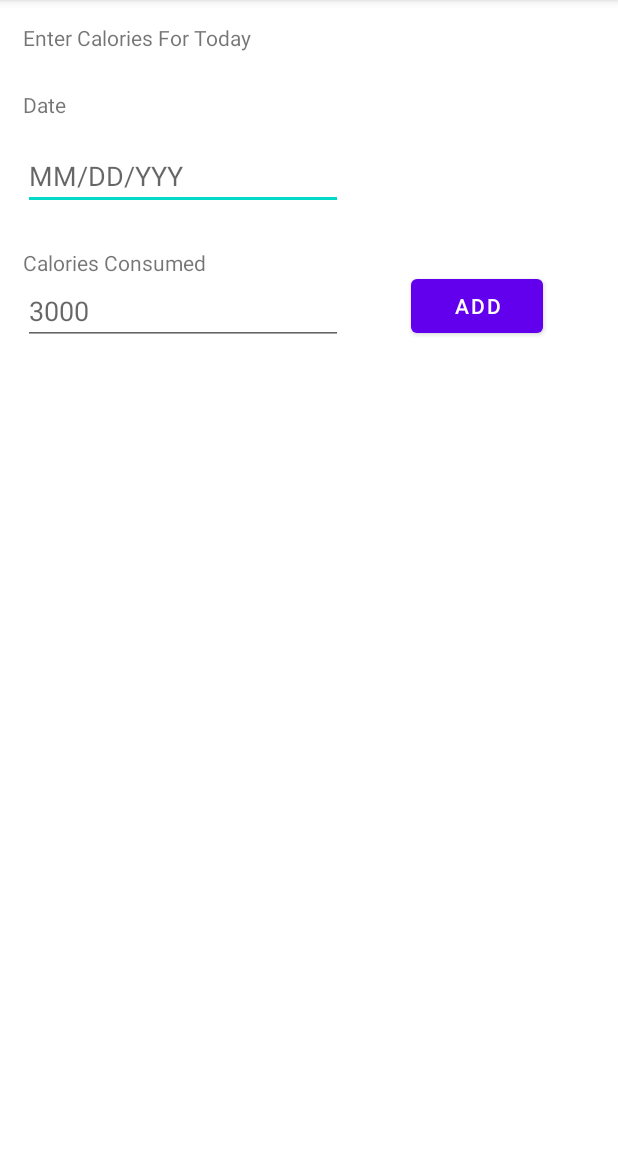
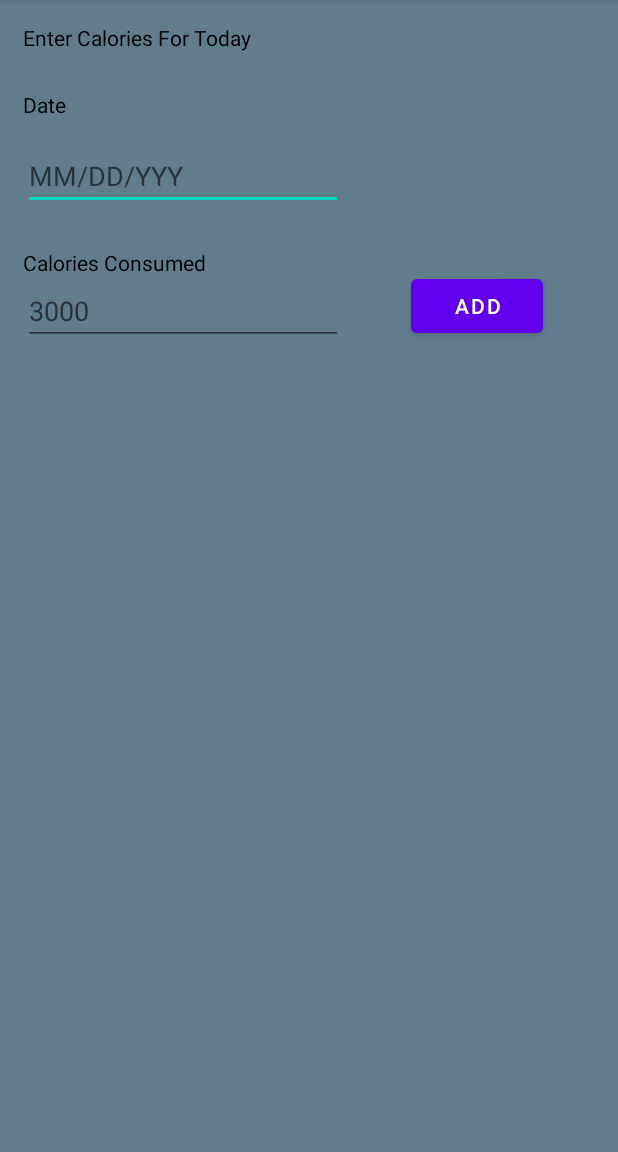
Before and after one commit to ovidio/CS683_Final_Project, an Android app: the fragment NutritionFragment shown on its own in the app's theme, after a tap on "ADD", on a phone screen of 412 x 824 dp, the part 84-1236 px from its top. Run offline under Robolectric (Android 15) with nearby library versions, the phone set to English and light mode, and no system bars; our stand-ins replace Firebase (no records; nobody signed in at launch, a user with empty details on screens opened directly), Volley; network calls fail; 2 statements that could not run were skipped.

Commit message:
added background color, text color, menu background color. Fixed Charts text color to work with new colors

```diff
--- a/app/src/main/AndroidManifest.xml
+++ b/app/src/main/AndroidManifest.xml
@@ -1,18 +1,19 @@
 <?xml version="1.0" encoding="utf-8"?>
 <manifest xmlns:android="http://schemas.android.com/apk/res/android"
+    xmlns:tools="http://schemas.android.com/tools"
     package="com.noyouaint.cs683_ovidio_reyna_weight_tracking_app">
 
     <uses-permission android:name="android.permission.INTERNET" />
     <uses-permission android:name="android.permission.ACCESS_NETWORK_STATE" />
 
     <application
-        android:allowBackup="true"
         android:icon="@mipmap/ic_launcher"
         android:label="@string/app_name"
         android:roundIcon="@mipmap/ic_launcher_round"
         android:supportsRtl="true"
         android:theme="@style/Theme.CS683_Ovidio_Reyna_Weight_Tracking_App"
-        android:name="androidx.multidex.MultiDexApplication">
+        android:name="androidx.multidex.MultiDexApplication"
+        tools:ignore="AllowBackup">
         <activity
             android:name=".MainActivity"
             android:label="@string/app_name"
--- a/app/src/main/java/com/noyouaint/cs683_ovidio_reyna_weight_tracking_app/MainActivity.java
+++ b/app/src/main/java/com/noyouaint/cs683_ovidio_reyna_weight_tracking_app/MainActivity.java
@@ -1,8 +1,11 @@
 package com.noyouaint.cs683_ovidio_reyna_weight_tracking_app;
 
+import android.graphics.Color;
 import android.os.Bundle;
 import android.util.Log;
 import android.view.Menu;
+import android.view.View;
+
 import com.google.android.material.navigation.NavigationView;
 
 import androidx.navigation.NavController;
--- /dev/null
+++ b/app/src/main/java/com/noyouaint/cs683_ovidio_reyna_weight_tracking_app/ui/BaseFragment.java
@@ -0,0 +1,14 @@
+package com.noyouaint.cs683_ovidio_reyna_weight_tracking_app.ui;
+
+import android.view.View;
+import androidx.fragment.app.Fragment;
+
+import com.noyouaint.cs683_ovidio_reyna_weight_tracking_app.R;
+
+public abstract class BaseFragment extends Fragment {
+
+    public View setBackground(View view) {
+        view.setBackgroundColor(getResources().getColor(R.color.background));
+        return view;
+    }
+}
--- a/app/src/main/java/com/noyouaint/cs683_ovidio_reyna_weight_tracking_app/ui/nutrition/NutritionFragment.java
+++ b/app/src/main/java/com/noyouaint/cs683_ovidio_reyna_weight_tracking_app/ui/nutrition/NutritionFragment.java
@@ -1,11 +1,15 @@
 package com.noyouaint.cs683_ovidio_reyna_weight_tracking_app.ui.nutrition;
 
+import android.annotation.SuppressLint;
+import android.app.DatePickerDialog;
 import android.os.Bundle;
 
 import androidx.annotation.NonNull;
 import androidx.annotation.Nullable;
 import androidx.fragment.app.Fragment;
 
+import android.text.Editable;
+import android.text.InputType;
 import android.util.Log;
 import android.view.LayoutInflater;
 import android.view.View;
@@ -28,28 +32,47 @@ import com.android.volley.toolbox.Volley;
 import com.google.firebase.database.DatabaseReference;
 import com.google.firebase.database.FirebaseDatabase;
 import com.noyouaint.cs683_ovidio_reyna_weight_tracking_app.R;
+import com.noyouaint.cs683_ovidio_reyna_weight_tracking_app.ui.BaseFragment;
 
 import org.jetbrains.annotations.NotNull;
 import org.json.JSONException;
 import org.json.JSONObject;
 
 import java.util.ArrayList;
+import java.util.Calendar;
 import java.util.Collections;
 import java.util.HashMap;
 import java.util.Iterator;
 import java.util.List;
 import java.util.Map;
 
-public class NutritionFragment extends Fragment implements View.OnClickListener{
+public class NutritionFragment extends BaseFragment implements View.OnClickListener{
     String TAG = "nutrition_fragment";
     private DatabaseReference nutritionDatabase;
+    DatePickerDialog picker;
+    EditText editDateText;
 
+    @SuppressLint("DefaultLocale")
     public View onCreateView(@NonNull LayoutInflater inflater,
-                         ViewGroup container, Bundle savedInstanceState) {
+                             ViewGroup container, Bundle savedInstanceState) {
         nutritionDatabase = FirebaseDatabase.getInstance().getReference().child("calories");
         View view = inflater.inflate(R.layout.fragment_nutrition, container, false);
+        view = setBackground(view);
         Button dbSaveButton = view.findViewById(R.id.updateDBDataButton);
         dbSaveButton.setOnClickListener(this);
+
+        editDateText = view.findViewById(R.id.editTextDate);
+        editDateText.setInputType(InputType.TYPE_NULL);
+        editDateText.setOnClickListener(v -> {
+            final Calendar cldr = Calendar.getInstance();
+            int day = cldr.get(Calendar.DAY_OF_MONTH);
+            int month = cldr.get(Calendar.MONTH);
+            int year = cldr.get(Calendar.YEAR);
+            // date picker dialog
+            picker = new DatePickerDialog(getActivity(),
+                    (view1, year1, monthOfYear, dayOfMonth) -> editDateText.setText(String.format("%d/%d/%d", dayOfMonth, monthOfYear + 1, year1)), year, month, day);
+            picker.show();
+        });
 
         return view;
     }
@@ -119,10 +142,9 @@ public class NutritionFragment extends Fragment implements View.OnClickListener{
         Collections.reverse(dbKeysList);
 
         // instantiate tableLayout and clear all rows
-        TableLayout tableLayout = (TableLayout) getActivity().findViewById(R.id.dbDataInputTableLayout);
+        TableLayout tableLayout = requireActivity().findViewById(R.id.dbDataInputTableLayout);
         tableLayout.removeAllViews();
         TableRow subTitleTableRow = new TableRow(getContext());
-        subTitleTableRow.setBackgroundResource(R.color.teal_200);
         subTitleTableRow.setPadding(5, 15, 45, 15);
         TextView subTitleTextView = new TextView(getContext());
         subTitleTextView.setText(getResources().getString(R.string.nutrition_fragment_table_header));
@@ -130,7 +152,6 @@ public class NutritionFragment extends Fragment implements View.OnClickListener{
         // for every key create a new row with Date and Calories
         for (int i = -1; i < dbKeysList.size(); i++) {
             TableRow tableRow = new TableRow(getContext());
-            tableRow.setBackgroundResource(R.color.teal_200);
             tableRow.setPadding(5, 15, 45, 15);
 
             if (i >= 0) {
@@ -166,7 +187,7 @@ public class NutritionFragment extends Fragment implements View.OnClickListener{
                         TableRow.LayoutParams.MATCH_PARENT);
                 viewParams.setMargins(45, 0, 0, 0);
 
-                subtitleView.setLayoutParams(viewParams);;
+                subtitleView.setLayoutParams(viewParams);
                 tableRow.addView(subtitleView);
             }
 
@@ -186,32 +207,37 @@ public class NutritionFragment extends Fragment implements View.OnClickListener{
         return dateArray[1] + "/" + dateArray[2];
     }
 
+    @SuppressLint("SimpleDateFormat")
     private String formatDateForDB(String rawDate) {
         // split string by forward slash
         String[] dateArray = rawDate.split("/");
 
-        // return string in YYYY-MM-DD format
-        return dateArray[2] + "-" + dateArray[0] + "-" + dateArray[1];
+        return dateArray[2] + "-" + dateArray[1] + "-" + formatDayForDB(dateArray[0]);
+    }
+
+    private String formatDayForDB(String day) {
+        if (Integer.parseInt(day) < 10) {
+            return "0" + day;
+        }
+
+        return day;
     }
 
     @Override
     public void onClick(View view) {
-        // grab edittext views
-        EditText dateView, valueView;
-        dateView = getView().findViewById(R.id.editTextDate);
-        valueView = getView().findViewById(R.id.editTextInputValue);
+        // grab edittext view
+        EditText valueView = requireActivity().findViewById(R.id.editTextInputValue);
 
         // get text value from edittexts
-        String dateInputValue = dateView.getText().toString();
-        Integer valueInputValue = Integer.parseInt(valueView.getText().toString());
-        dateView.getText().clear();
+        Editable dateInputValue = editDateText.getText();
+        Double valueInputValue = Double.parseDouble(valueView.getText().toString());
         valueView.getText().clear();
 
         // create nested object needed for proper db formatting
         Map<String, Object> nutritionTop = new HashMap<>();
-        Map<String, Integer> nutritionNested = new HashMap<>();
+        Map<String, Double> nutritionNested = new HashMap<>();
         nutritionNested.put("calories", valueInputValue);
-        nutritionTop.put(formatDateForDB(dateInputValue), nutritionNested);
+        nutritionTop.put(formatDateForDB(dateInputValue.toString()), nutritionNested);
 
         // update DB
         nutritionDatabase.updateChildren(nutritionTop);
--- a/app/src/main/res/layout/activity_main.xml
+++ b/app/src/main/res/layout/activity_main.xml
@@ -19,6 +19,7 @@
         android:layout_height="match_parent"
         android:layout_gravity="start"
         android:fitsSystemWindows="true"
+        android:background="@drawable/side_nav_bar"
         app:headerLayout="@layout/nav_header_main"
         app:menu="@menu/activity_main_drawer" />
 
--- a/app/src/main/res/layout/db_data_input_custom_view.xml
+++ b/app/src/main/res/layout/db_data_input_custom_view.xml
@@ -1,9 +1,9 @@
 <?xml version="1.0" encoding="utf-8"?>
 <androidx.constraintlayout.widget.ConstraintLayout xmlns:android="http://schemas.android.com/apk/res/android"
     xmlns:app="http://schemas.android.com/apk/res-auto"
-    xmlns:tools="http://schemas.android.com/tools"
     android:layout_width="match_parent"
-    android:layout_height="match_parent">
+    android:layout_height="match_parent"
+    android:id="@+id/base_fragment">
 
     <TextView
         android:id="@+id/fragment_input_header"
--- a/app/src/main/res/layout/nav_header_main.xml
+++ b/app/src/main/res/layout/nav_header_main.xml
@@ -3,7 +3,6 @@
     xmlns:app="http://schemas.android.com/apk/res-auto"
     android:layout_width="match_parent"
     android:layout_height="@dimen/nav_header_height"
-    android:background="@drawable/side_nav_bar"
     android:gravity="bottom"
     android:orientation="vertical"
     android:paddingLeft="@dimen/activity_horizontal_margin"
--- a/app/src/main/res/menu/activity_main_drawer.xml
+++ b/app/src/main/res/menu/activity_main_drawer.xml
@@ -1,7 +1,8 @@
 <?xml version="1.0" encoding="utf-8"?>
 <menu xmlns:android="http://schemas.android.com/apk/res/android"
     xmlns:tools="http://schemas.android.com/tools"
-    tools:showIn="navigation_view">
+    tools:showIn="navigation_view"
+    android:background="@color/background">
 
     <group android:checkableBehavior="single">
         <item
--- a/app/src/main/res/values/colors.xml
+++ b/app/src/main/res/values/colors.xml
@@ -7,4 +7,5 @@
     <color name="teal_700">#FF018786</color>
     <color name="black">#FF000000</color>
     <color name="white">#FFFFFFFF</color>
+    <color name="background">#607d8b</color>
 </resources>
--- a/app/src/main/res/values/themes.xml
+++ b/app/src/main/res/values/themes.xml
@@ -11,7 +11,7 @@
         <item name="colorOnSecondary">@color/black</item>
         <!-- Status bar color. -->
         <item name="android:statusBarColor" tools:targetApi="l">?attr/colorPrimaryVariant</item>
-        <!-- Customize your theme here. -->
+        <item name="android:textColor">@color/black</item>
     </style>
 
     <style name="Theme.CS683_Ovidio_Reyna_Weight_Tracking_App.NoActionBar">
```
Also changed, not shown: app/src/main/java/com/noyouaint/cs683_ovidio_reyna_weight_tracking_app/ui/activity/ActivityFragment.java (+44 -19 lines), app/src/main/java/com/noyouaint/cs683_ovidio_reyna_weight_tracking_app/ui/dashboard/DashboardFragment.java (+26 -8 lines), app/src/main/java/com/noyouaint/cs683_ovidio_reyna_weight_tracking_app/ui/weight/WeightFragment.java (+49 -20 lines), app/src/main/res/values-night/themes.xml (+11 -2 lines).
